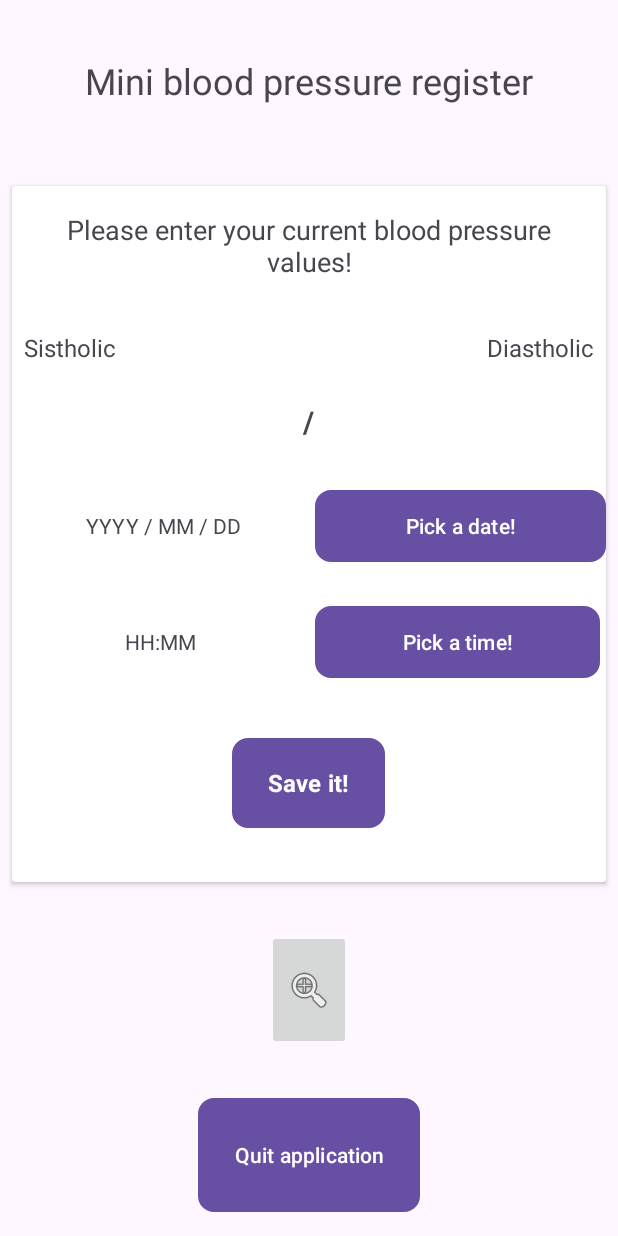
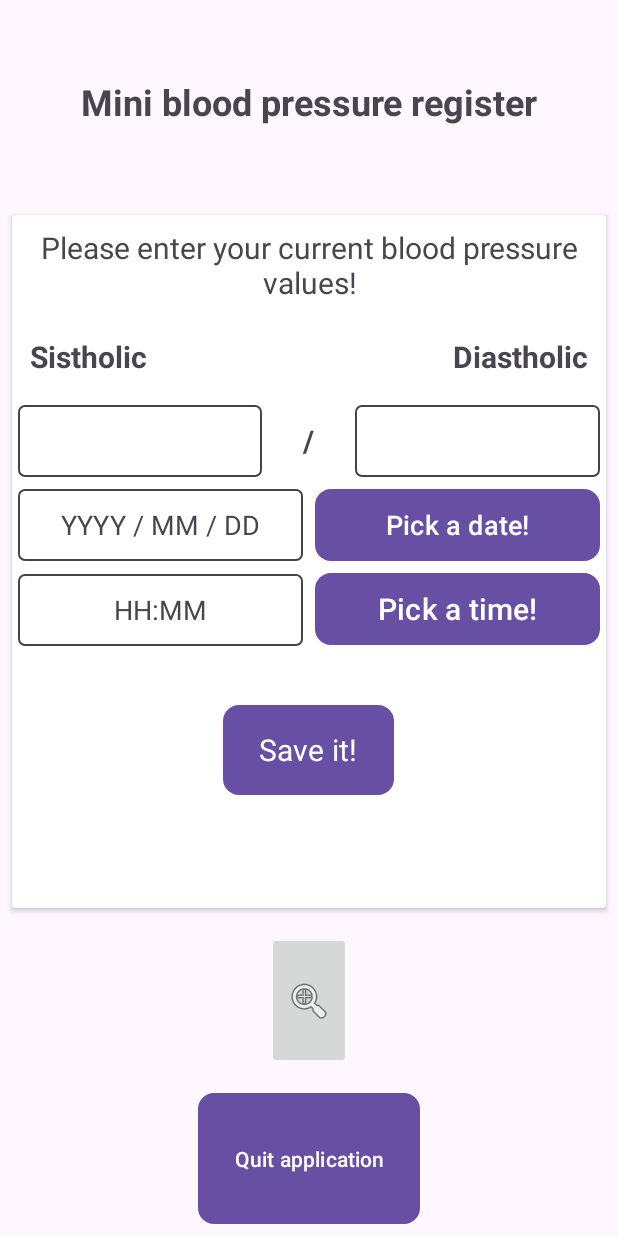
Before and after one commit to huba79/BPRegister, an Android app: the screen it shows after launch (MainActivity), on a phone screen of 412 x 824 dp. Run offline under Robolectric (Android 15) with nearby library versions, the phone set to English and light mode, and no system bars.

```diff
--- /dev/null
+++ b/app/src/main/res/drawable/input_borders.xml
@@ -0,0 +1,8 @@
+<shape xmlns:android="http://schemas.android.com/apk/res/android">
+    <corners
+        android:radius="4dp" />
+
+    <stroke
+        android:width="1dp"
+        android:color="#444444" />
+</shape>
--- a/app/src/main/res/layout/activity_filter.xml
+++ b/app/src/main/res/layout/activity_filter.xml
@@ -14,8 +14,8 @@
         android:layout_width="match_parent"
         android:layout_height="wrap_content"
         android:layout_gravity="center"
-        android:layout_marginHorizontal="@dimen/text_item_margin_horiz"
-        android:layout_marginVertical="@dimen/text_item_margin_vert"
+        android:layout_marginHorizontal="@dimen/inner_item_margin_horiz_short"
+        android:layout_marginVertical="@dimen/inner_item_margin_vert_short"
         android:gravity="center"
         android:orientation="horizontal">
 
@@ -39,8 +39,8 @@
         android:layout_width="match_parent"
         android:layout_height="wrap_content"
         android:layout_gravity="center"
-        android:layout_marginHorizontal="@dimen/text_item_margin_horiz"
-        android:layout_marginVertical="@dimen/text_item_margin_vert"
+        android:layout_marginHorizontal="@dimen/inner_item_margin_horiz_short"
+        android:layout_marginVertical="@dimen/inner_item_margin_vert_short"
         android:gravity="center"
         android:orientation="horizontal">
 
@@ -65,8 +65,8 @@
         android:layout_width="wrap_content"
         android:layout_height="@dimen/text_item_height"
         android:layout_gravity="center"
-        android:layout_marginHorizontal="@dimen/text_item_margin_horiz"
-        android:layout_marginVertical="@dimen/text_item_margin_vert"
+        android:layout_marginHorizontal="@dimen/inner_item_margin_horiz_short"
+        android:layout_marginVertical="@dimen/inner_item_margin_vert_short"
         android:layout_weight="1"
         android:gravity="center"
         android:text="@string/button_do_filter" />
--- a/app/src/main/res/layout/activity_main.xml
+++ b/app/src/main/res/layout/activity_main.xml
@@ -6,6 +6,7 @@
     android:layout_width="match_parent"
     android:layout_height="wrap_content"
     android:layout_gravity="center_horizontal|center_vertical"
+    android:layout_marginVertical="@dimen/inner_item_margin_vert_long"
     android:orientation="vertical"
     tools:context=".MainActivity">
 
@@ -13,12 +14,13 @@
         android:id="@+id/greetingsView"
         android:layout_width="match_parent"
         android:layout_height="@dimen/text_item_height"
-        android:layout_marginHorizontal="@dimen/card_margin_horiz"
-        android:layout_marginVertical="@dimen/card_margin_vert"
+        android:layout_marginHorizontal="@dimen/title_margin_horiz"
+        android:layout_marginVertical="@dimen/title_margin_vert"
         android:layout_weight="1"
         android:gravity="center|center_vertical"
         android:text="@string/greeting_message"
-        android:textSize="24sp" />
+        android:textSize="24sp"
+        android:textStyle="bold" />
 
     <androidx.cardview.widget.CardView
         android:layout_width="match_parent"
@@ -26,23 +28,22 @@
         android:layout_marginHorizontal="@dimen/card_margin_horiz"
         android:layout_marginVertical="@dimen/card_margin_vert"
         android:layout_weight="1"
-        android:paddingHorizontal="@dimen/card_padding_horiz"
-        android:paddingVertical="@dimen/card_padding_vert">
+        android:paddingHorizontal="@dimen/card_padding_horiz_short"
+        android:paddingVertical="@dimen/card_padding_vert_short">
 
         <LinearLayout
             android:layout_width="match_parent"
-            android:layout_height="match_parent"
+            android:layout_height="wrap_content"
             android:orientation="vertical">
 
             <TextView
                 android:id="@+id/cardTitleWiew2"
                 android:layout_width="match_parent"
-                android:layout_height="@dimen/text_item_height"
-                android:layout_marginHorizontal="@dimen/card_margin_horiz"
+                android:layout_height="wrap_content"
                 android:layout_marginVertical="@dimen/card_margin_vert"
                 android:gravity="center"
                 android:text="@string/registration_card_title"
-                android:textSize="18sp"
+                android:textSize="20sp"
                 android:typeface="sans" />
 
             <LinearLayout
@@ -55,48 +56,51 @@
                     android:id="@+id/sistolicLabel"
                     android:layout_width="0dp"
                     android:layout_height="@dimen/text_item_height"
-                    android:layout_marginHorizontal="@dimen/text_item_margin_horiz"
-                    android:layout_marginVertical="@dimen/text_item_margin_vert"
+                    android:layout_marginHorizontal="@dimen/inner_item_margin_horiz_short"
+                    android:layout_marginVertical="@dimen/inner_item_margin_vert_short"
                     android:layout_weight="1"
                     android:gravity="start|center_vertical"
-                    android:paddingHorizontal="@dimen/text_item_padding_horiz"
+                    android:paddingHorizontal="@dimen/inner_item_padding_horiz_long"
                     android:text="@string/label_sistholic"
-                    android:textSize="16sp"
+                    android:textSize="20sp"
+                    android:textStyle="bold"
                     android:typeface="sans" />
 
                 <TextView
                     android:id="@+id/diastholicLabel"
                     android:layout_width="0dp"
                     android:layout_height="@dimen/text_item_height"
-                    android:layout_marginHorizontal="@dimen/text_item_margin_horiz"
-                    android:layout_marginVertical="@dimen/text_item_margin_vert"
+                    android:layout_marginHorizontal="@dimen/inner_item_margin_horiz_short"
+                    android:layout_marginVertical="@dimen/inner_item_margin_vert_short"
                     android:layout_weight="1"
                     android:gravity="right|center_vertical"
-                    android:paddingHorizontal="@dimen/text_item_padding_horiz"
+                    android:paddingHorizontal="@dimen/inner_item_padding_horiz_long"
                     android:text="@string/label_diastholic"
-                    android:textSize="16sp"
+                    android:textSize="20sp"
+                    android:textStyle="bold"
                     android:typeface="sans" />
             </LinearLayout>
 
             <LinearLayout
                 android:id="@+id/editLayout"
                 android:layout_width="match_parent"
-                android:layout_height="0dp"
+                android:layout_height="wrap_content"
                 android:layout_weight="1"
                 android:orientation="horizontal">
 
                 <EditText
                     android:id="@+id/sistolicEdit"
                     android:layout_width="0dp"
-                    android:layout_height="@dimen/text_item_height"
-                    android:layout_marginHorizontal="@dimen/text_item_margin_horiz"
-                    android:layout_marginVertical="@dimen/text_item_margin_vert"
+                    android:layout_height="@dimen/button_height"
+                    android:layout_marginHorizontal="@dimen/inner_item_margin_horiz_short"
+                    android:layout_marginVertical="@dimen/inner_item_margin_vert_short"
                     android:layout_weight="3"
+                    android:background="@drawable/input_borders"
                     android:ems="10"
                     android:gravity="center"
                     android:inputType="number"
-                    android:textSize="16sp"
-                    android:textStyle="bold"
+                    android:textSize="18sp"
+                    android:textStyle="normal"
                     android:typeface="sans" />
 
                 <TextView
@@ -105,8 +109,8 @@
                     android:layout_height="@dimen/text_item_height"
                     android:layout_gravity="center"
                     android:layout_margin="0dp"
-                    android:layout_marginHorizontal="@dimen/text_item_margin_horiz"
-                    android:layout_marginVertical="@dimen/text_item_margin_vert"
+                    android:layout_marginHorizontal="@dimen/inner_item_margin_horiz_short"
+                    android:layout_marginVertical="@dimen/inner_item_margin_vert_short"
                     android:layout_weight="1"
                     android:gravity="center"
                     android:lines="1"
@@ -118,15 +122,16 @@
                 <EditText
                     android:id="@+id/diastholicEdit"
                     android:layout_width="0dp"
-                    android:layout_height="@dimen/text_item_height"
-                    android:layout_marginHorizontal="@dimen/text_item_margin_horiz"
-                    android:layout_marginVertical="@dimen/text_item_margin_vert"
+                    android:layout_height="@dimen/button_height"
+                    android:layout_marginHorizontal="@dimen/inner_item_margin_horiz_short"
+                    android:layout_marginVertical="@dimen/inner_item_margin_vert_short"
                     android:layout_weight="3"
+                    android:background="@drawable/input_borders"
                     android:ems="10"
                     android:gravity="center"
                     android:inputType="number"
-                    android:textSize="16sp"
-                    android:textStyle="bold"
+                    android:textSize="18sp"
+                    android:textStyle="normal"
                     android:typeface="sans" />
             </LinearLayout>
 
@@ -141,20 +146,26 @@
                 <TextView
                     android:id="@+id/selectedDateView"
                     android:layout_width="@dimen/text_item_width"
-                    android:layout_height="@dimen/text_item_height"
+                    android:layout_height="@dimen/button_height"
                     android:layout_gravity="start|center_vertical"
-                    android:layout_marginHorizontal="@dimen/text_item_margin_horiz"
-                    android:layout_marginVertical="@dimen/text_item_margin_vert"
+                    android:layout_marginHorizontal="@dimen/inner_item_margin_horiz_short"
+                    android:layout_marginVertical="@dimen/inner_item_margin_vert_short"
                     android:layout_weight="1"
-                    android:gravity="center" />
+                    android:background="@drawable/input_borders"
+                    android:gravity="center"
+                    android:textSize="18sp"
+                    android:textStyle="normal" />
 
                 <Button
                     android:id="@+id/datePickerButton"
                     android:layout_width="@dimen/text_item_width"
-                    android:layout_height="@dimen/text_item_height"
+                    android:layout_height="@dimen/button_height"
+                    android:layout_marginHorizontal="@dimen/inner_item_margin_horiz_short"
+                    android:layout_marginVertical="@dimen/inner_item_margin_vert_short"
                     android:layout_weight="1"
                     android:background="@drawable/button_borders"
-                    android:text="@string/datte_picker_button_text" />
+                    android:text="@string/datte_picker_button_text"
+                    android:textSize="18sp" />
 
             </LinearLayout>
 
@@ -167,23 +178,28 @@
                 <TextView
                     android:id="@+id/selectedTimeView"
                     android:layout_width="@dimen/text_item_width"
-                    android:layout_height="@dimen/text_item_height"
-                    android:layout_marginHorizontal="@dimen/text_item_margin_horiz"
-                    android:layout_marginVertical="@dimen/text_item_margin_vert"
+                    android:layout_height="@dimen/button_height"
+                    android:layout_marginHorizontal="@dimen/inner_item_margin_horiz_short"
+                    android:layout_marginVertical="@dimen/inner_item_margin_vert_short"
                     android:layout_weight="1"
+                    android:background="@drawable/input_borders"
                     android:gravity="center"
-                    android:text="TextView" />
+                    android:text="TextView"
+                    android:textSize="18sp"
+                    android:textStyle="normal" />
 
                 <Button
                     android:id="@+id/timePickerButton"
                     android:layout_width="@dimen/text_item_width"
-                    android:layout_height="@dimen/text_item_height"
-                    android:layout_marginHorizontal="@dimen/text_item_margin_horiz"
-                    android:layout_marginVertical="@dimen/text_item_margin_vert"
+                    android:layout_height="@dimen/button_height"
+                    android:layout_marginHorizontal="@dimen/inner_item_margin_horiz_short"
+                    android:layout_marginVertical="@dimen/inner_item_margin_vert_short"
                     android:layout_weight="1"
                     android:background="@drawable/button_borders"
                     android:gravity="center"
-                    android:text="@string/time_picker_button" />
+                    android:text="@string/time_picker_button"
+                    android:textSize="20sp"
+                    android:textStyle="normal" />
 
             </LinearLayout>
 
@@ -203,8 +219,8 @@
                     android:background="@drawable/button_borders"
                     android:gravity="center"
                     android:text="@string/button_save"
-                    android:textSize="16sp"
-                    android:textStyle="bold"
+                    android:textSize="20sp"
+                    android:textStyle="normal"
                     android:typeface="sans" />
 
             </LinearLayout>
@@ -225,7 +241,7 @@
     <Button
         android:id="@+id/exitButton"
         android:layout_width="wrap_content"
-        android:layout_height="wrap_content"
+        android:layout_height="@dimen/button_height"
         android:layout_gravity="center_horizontal"
         android:layout_marginHorizontal="@dimen/card_margin_horiz"
         android:layout_marginVertical="@dimen/card_margin_vert"
--- a/app/src/main/res/layout/item_card.xml
+++ b/app/src/main/res/layout/item_card.xml
@@ -15,8 +15,8 @@
             android:id="@+id/sistholicView"
             android:layout_width="@dimen/text_item_width"
             android:layout_height="@dimen/text_item_height"
-            android:layout_marginHorizontal="@dimen/text_item_margin_horiz"
-            android:layout_marginVertical="@dimen/text_item_margin_vert"
+            android:layout_marginHorizontal="@dimen/inner_item_margin_horiz_short"
+            android:layout_marginVertical="@dimen/inner_item_margin_vert_short"
             android:layout_weight="3"
             android:text="TextView" />
 
@@ -26,8 +26,8 @@
             android:layout_height="@dimen/text_item_height"
             android:layout_gravity="center"
             android:layout_margin="0dp"
-            android:layout_marginHorizontal="@dimen/text_item_margin_horiz"
-            android:layout_marginVertical="@dimen/text_item_margin_vert"
+            android:layout_marginHorizontal="@dimen/inner_item_margin_horiz_short"
+            android:layout_marginVertical="@dimen/inner_item_margin_vert_short"
             android:layout_weight="1"
             android:gravity="center"
             android:lines="1"
@@ -39,8 +39,8 @@
             android:id="@+id/diastholicView"
             android:layout_width="@dimen/text_item_width"
             android:layout_height="@dimen/text_item_height"
-            android:layout_marginHorizontal="@dimen/text_item_margin_horiz"
-            android:layout_marginVertical="@dimen/text_item_margin_vert"
+            android:layout_marginHorizontal="@dimen/inner_item_margin_horiz_short"
+            android:layout_marginVertical="@dimen/inner_item_margin_vert_short"
             android:layout_weight="3"
             android:text="TextView" />
 
@@ -48,8 +48,8 @@
             android:id="@+id/timestampView"
             android:layout_width="@dimen/text_item_width"
             android:layout_height="@dimen/text_item_height"
-            android:layout_marginHorizontal="@dimen/text_item_margin_horiz"
-            android:layout_marginVertical="@dimen/text_item_margin_vert"
+            android:layout_marginHorizontal="@dimen/inner_item_margin_horiz_short"
+            android:layout_marginVertical="@dimen/inner_item_margin_vert_short"
             android:layout_weight="3"
             android:text="TextView" />
 
--- a/app/src/main/res/values/dimens.xml
+++ b/app/src/main/res/values/dimens.xml
@@ -10,14 +10,23 @@
     <dimen name="button_height">48dp</dimen>
     <dimen name="button_width">0dp</dimen>
 
-    <dimen name="text_item_margin_horiz">4dp</dimen>
-    <dimen name="text_item_margin_vert">4dp</dimen>
-    <dimen name="text_item_padding_horiz">4dp</dimen>
-    <dimen name="text_item_padding_vert">4dp</dimen>
+    <dimen name="inner_item_margin_horiz_short">4dp</dimen>
+    <dimen name="inner_item_margin_horiz_long">8dp</dimen>
+    <dimen name="inner_item_margin_vert_short">4dp</dimen>
+    <dimen name="inner_item_margin_vert_long">8dp</dimen>
+    <dimen name="inner_item_padding_horiz_short">4dp</dimen>
+    <dimen name="inner_item_padding_horiz_long">8dp</dimen>
+    <dimen name="inner_item_padding_vert_short">4dp</dimen>
+    <dimen name="inner_item_padding_vert_long">8dp</dimen>
 
-    <dimen name="card_padding_horiz">4dp</dimen>
-    <dimen name="card_padding_vert">4dp</dimen>
+    <dimen name="card_padding_horiz_short">4dp</dimen>
+    <dimen name="card_padding_horiz_long">8dp</dimen>
+    <dimen name="card_padding_vert_short">4dp</dimen>
+    <dimen name="card_padding_vert_long">8dp</dimen>
 
     <dimen name="card_margin_horiz">8dp</dimen>
-    <dimen name="card_margin_vert">16dp</dimen>
+    <dimen name="card_margin_vert">8dp</dimen>
+    <dimen name="card_title_margin_vert">16dp</dimen>
+    <dimen name="title_margin_horiz">8dp</dimen>
+    <dimen name="title_margin_vert">24dp</dimen>
 </resources>
```
